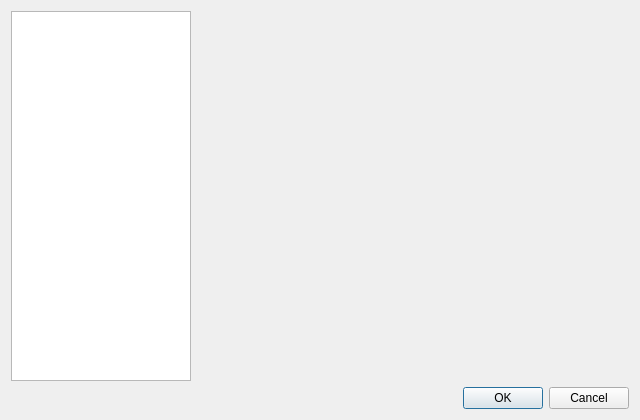
This is jal/ui/preferences_dlg.ui in titov-vv/jal as Qt 5 draws it before an edit. The edited form follows.
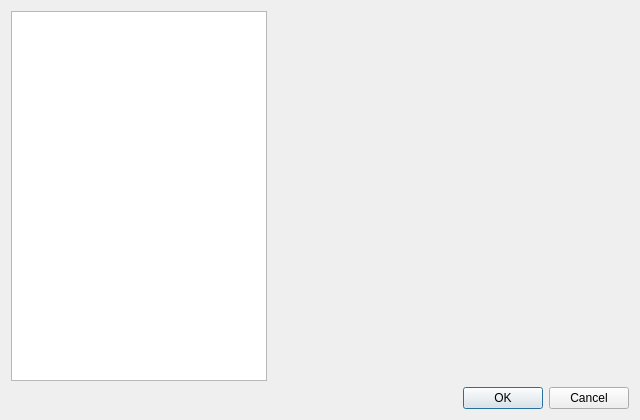
This is the edited form.

What changed in the file:
```diff
--- a/jal/ui/preferences_dlg.ui
+++ b/jal/ui/preferences_dlg.ui
@@ -25,12 +25,6 @@
        <verstretch>0</verstretch>
       </sizepolicy>
      </property>
-     <property name="maximumSize">
-      <size>
-       <width>180</width>
-       <height>16777215</height>
-      </size>
-     </property>
     </widget>
    </item>
    <item row="0" column="1">
```
